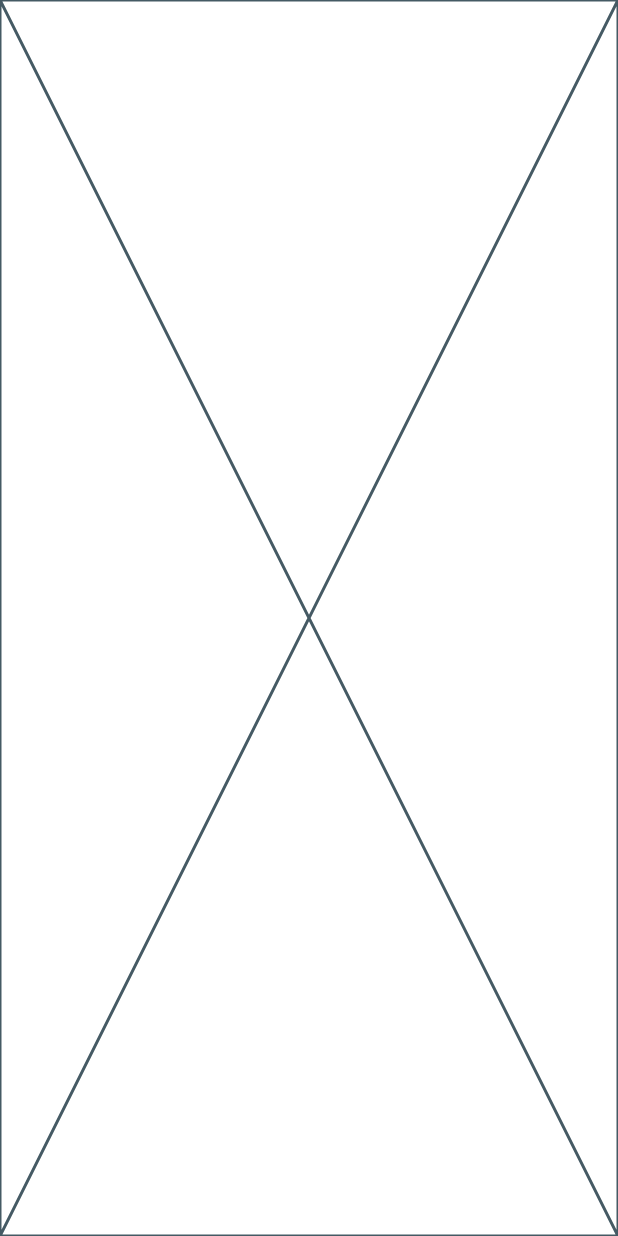
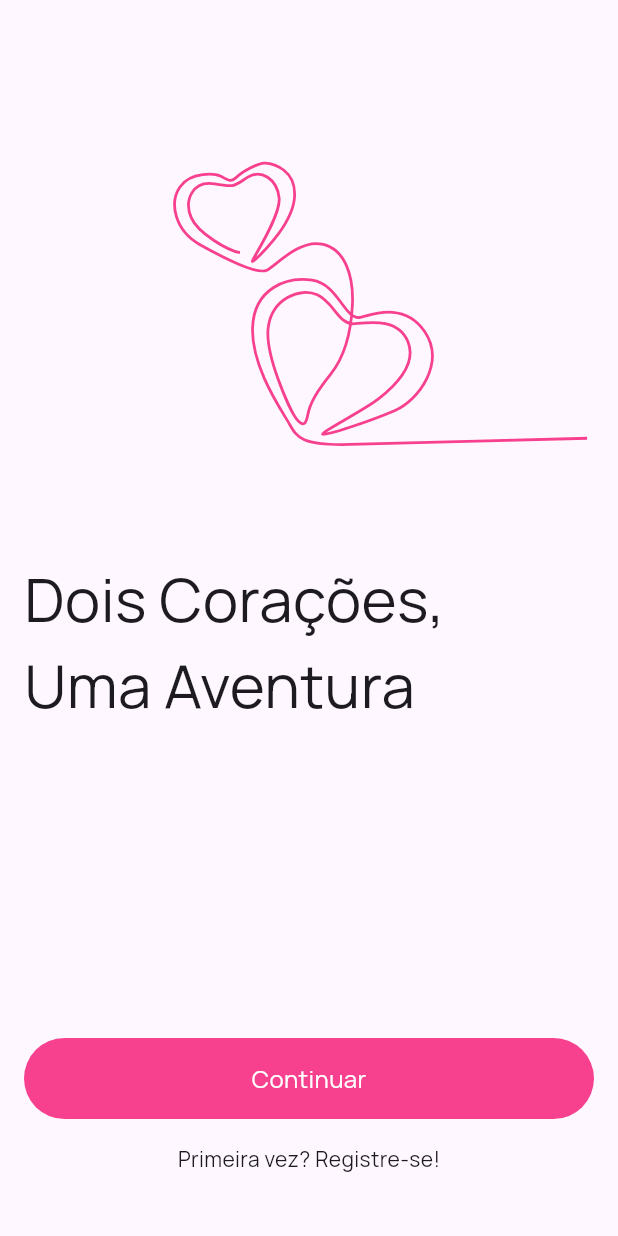
Before and after one commit to augustobalzanelli/moment-client, a Flutter app: the screen it shows after launch, on a phone screen of 412 x 824 dp. Run offline on Flutter 3.47's test engine with Material 3 defaults, Android fonts, the phone set to English and light mode, and no system bars; our stand-ins replace google_fonts, lottie.

Commit message:
Add: splash and welcome screen

```diff
--- /dev/null
+++ b/lib/core/constants/lottie_assets.dart
@@ -0,0 +1,4 @@
+class ALottieAssets {
+  static const String coupleHeart = 'assets/jsons/couple_heart.json';
+  static const String butterfly = 'assets/jsons/butterfly.json';
+}
--- /dev/null
+++ b/lib/features/authentication/presentation/views/authentication_view.dart
@@ -0,0 +1,73 @@
+import 'package:flutter/material.dart';
+import 'package:lottie/lottie.dart';
+import 'package:moment/core/constants/lottie_assets.dart';
+import 'package:moment/shared/widgets/buttons.dart';
+
+class AuthenticationView extends StatelessWidget {
+  const AuthenticationView({super.key});
+
+  @override
+  Widget build(BuildContext context) {
+    return Scaffold(
+      body: Column(
+        children: [
+          Expanded(
+            flex: 45,
+            child: Container(
+              child: Lottie.asset(ALottieAssets.coupleHeart),
+            ),
+          ),
+          // <a href="https://iconscout.com/lottie-animations/couple-heart" class="text-underline font-size-sm" target="_blank">Couple Heart</a> by <a href="https://iconscout.com/contributors/robin-donvai" class="text-underline font-size-sm" target="_blank">Robin's Pixel</a>
+          const Expanded(
+            flex: 55,
+            child: Column(
+              crossAxisAlignment: CrossAxisAlignment.start,
+              mainAxisAlignment: MainAxisAlignment.spaceBetween,
+              children: [
+                Padding(
+                  padding: EdgeInsets.symmetric(
+                    horizontal: 16.0,
+                  ),
+                  child: Column(
+                    crossAxisAlignment: CrossAxisAlignment.start,
+                    children: [
+                      Text(
+                        'Dois Corações,',
+                        style: TextStyle(
+                          fontSize: 40.0,
+                        ),
+                      ),
+                      Text(
+                        'Uma Aventura',
+                        style: TextStyle(
+                          fontSize: 40.0,
+                        ),
+                      )
+                    ],
+                  ),
+                ),
+                Padding(
+                  padding: EdgeInsets.symmetric(
+                    horizontal: 16.0,
+                    vertical: 24.0,
+                  ),
+                  child: Column(
+                    children: [
+                      AFilledButton(
+                        title: 'Continuar',
+                      ),
+                      ATextButton(
+                        title: 'Primeira vez? Registre-se!',
+                        titleSize: 14.0,
+                      ),
+                    ],
+                  ),
+                )
+              ],
+            ),
+          ),
+        ],
+      ),
+    );
+  }
+}
--- /dev/null
+++ b/lib/features/authentication/presentation/views/splash_view.dart
@@ -0,0 +1,35 @@
+import 'package:flutter/material.dart';
+import 'package:lottie/lottie.dart';
+import 'package:moment/features/authentication/presentation/views/authentication_view.dart';
+import 'package:moment/main.dart';
+
+class SplashScreen extends StatefulWidget {
+  @override
+  _SplashScreenState createState() => _SplashScreenState();
+}
+
+class _SplashScreenState extends State<SplashScreen> {
+  @override
+  void initState() {
+    super.initState();
+  }
+
+  @override
+  Widget build(BuildContext context) {
+    return Scaffold(
+      body: Center(
+        child: Lottie.asset(
+          'assets/jsons/butterfly.json',
+          onLoaded: (composition) {
+            Future.delayed(composition.duration).then((_) {
+              Navigator.pushReplacement(
+                context,
+                MaterialPageRoute(builder: (context) => AuthenticationView()),
+              );
+            });
+          },
+        ),
+      ),
+    );
+  }
+}
--- a/lib/main.dart
+++ b/lib/main.dart
@@ -1,4 +1,6 @@
 import 'package:flutter/material.dart';
+import 'package:google_fonts/google_fonts.dart';
+import 'package:moment/features/authentication/presentation/views/splash_view.dart';
 
 void main() {
   runApp(const MyApp());
@@ -9,6 +11,13 @@ class MyApp extends StatelessWidget {
 
   @override
   Widget build(BuildContext context) {
-    return const Placeholder();
+    return MaterialApp(
+      theme: ThemeData(
+        fontFamily: GoogleFonts.manrope().fontFamily,
+      ),
+      home: Scaffold(
+        body: SplashScreen(),
+      ),
+    );
   }
 }
--- /dev/null
+++ b/lib/shared/utils/colors.dart
@@ -0,0 +1,11 @@
+import 'package:flutter/material.dart';
+
+class AAppColors {
+  static const Color primaryColor = Color(0xFFF7418F);
+  static const Color secondaryColor = Color(0xFFD35D90);
+  static const Color accentColor = Color(0xFFFFC0CB);
+  static const Color lightGrey = Color(0xFFF5F5F5);
+  static const Color mediumGrey = Color(0xFF9E9E9E);
+  static const Color darkGrey = Color(0xFF616161);
+  static const Color errorColor = Color(0xFFFF5252);
+}
--- /dev/null
+++ b/lib/shared/widgets/buttons.dart
@@ -0,0 +1,68 @@
+import 'package:flutter/material.dart';
+import 'package:moment/shared/utils/colors.dart';
+
+class AButtonStyles {
+  static const double height = 54.0;
+  static const BorderRadius borderRadius = BorderRadius.all(
+    Radius.circular(50.0),
+  );
+  static const double fontSize = 16.0;
+}
+
+class AFilledButton extends StatelessWidget {
+  final String title;
+
+  const AFilledButton({
+    required this.title,
+    super.key,
+  });
+
+  @override
+  Widget build(BuildContext context) {
+    return Ink(
+      height: AButtonStyles.height,
+      decoration: const BoxDecoration(
+        borderRadius: AButtonStyles.borderRadius,
+        color: AAppColors.primaryColor,
+      ),
+      child: InkWell(
+        child: Center(
+          child: Text(
+            title,
+            style: const TextStyle(
+              color: Colors.white,
+              fontWeight: FontWeight.w400,
+              fontSize: AButtonStyles.fontSize,
+            ),
+          ),
+        ),
+      ),
+    );
+  }
+}
+
+class ATextButton extends StatelessWidget {
+  final String title;
+  final double? titleSize;
+
+  const ATextButton({
+    required this.title,
+    this.titleSize,
+    super.key,
+  });
+
+  @override
+  Widget build(BuildContext context) {
+    return Ink(
+      height: AButtonStyles.height,
+      child: Center(
+        child: Text(
+          title,
+          style: TextStyle(
+            fontSize: titleSize ?? AButtonStyles.fontSize,
+          ),
+        ),
+      ),
+    );
+  }
+}
```
Also changed, not shown: assets/jsons/butterfly.json (added, +1 -0 lines), assets/jsons/couple_heart.json (added, +1 -0 lines), pubspec.yaml (+4 -4 lines), pubspec.lock, 2 other files.
